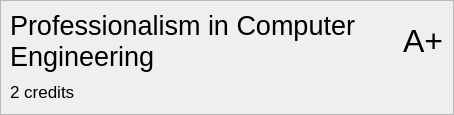
ZoomTen/theGrades, file app/grades/widget/gradewidget.ui: the form before one commit.
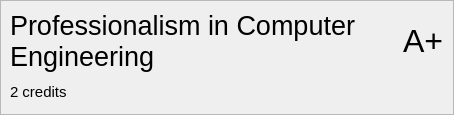
The form after the commit. Icons and pictures are not drawn.

```diff
--- a/app/grades/widget/gradewidget.ui
+++ b/app/grades/widget/gradewidget.ui
@@ -78,7 +78,7 @@
          <widget class="QLabel" name="creditsLabel">
           <property name="font">
            <font>
-            <pointsize>13</pointsize>
+            <pointsize>11</pointsize>
            </font>
           </property>
           <property name="text">
```
